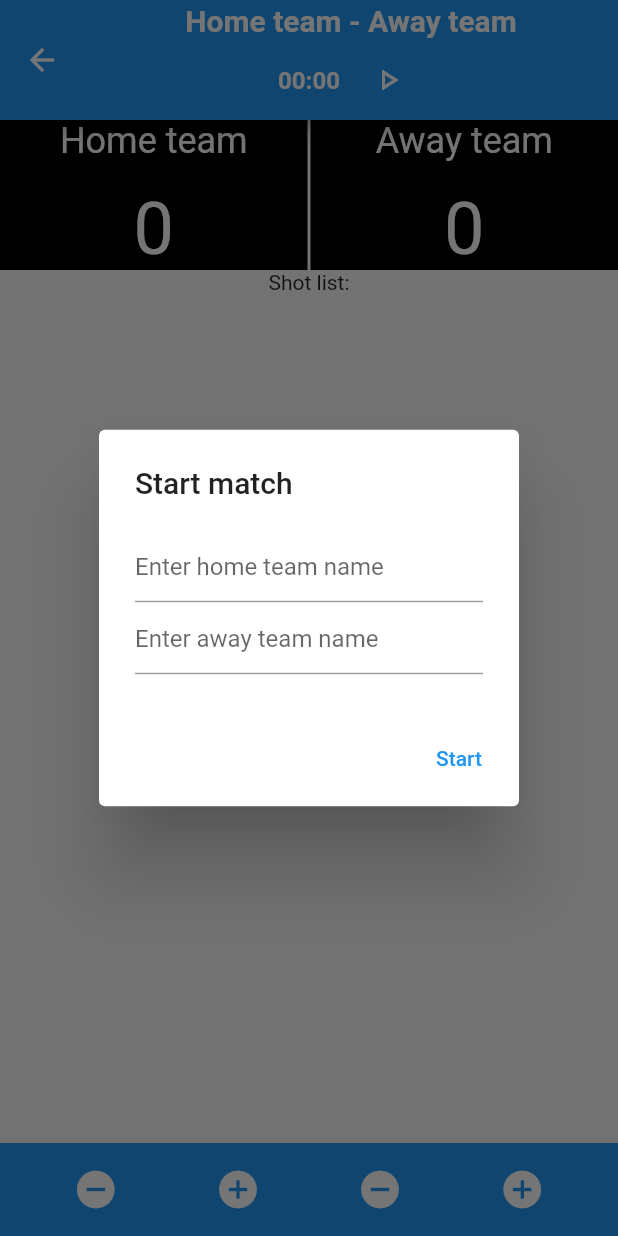
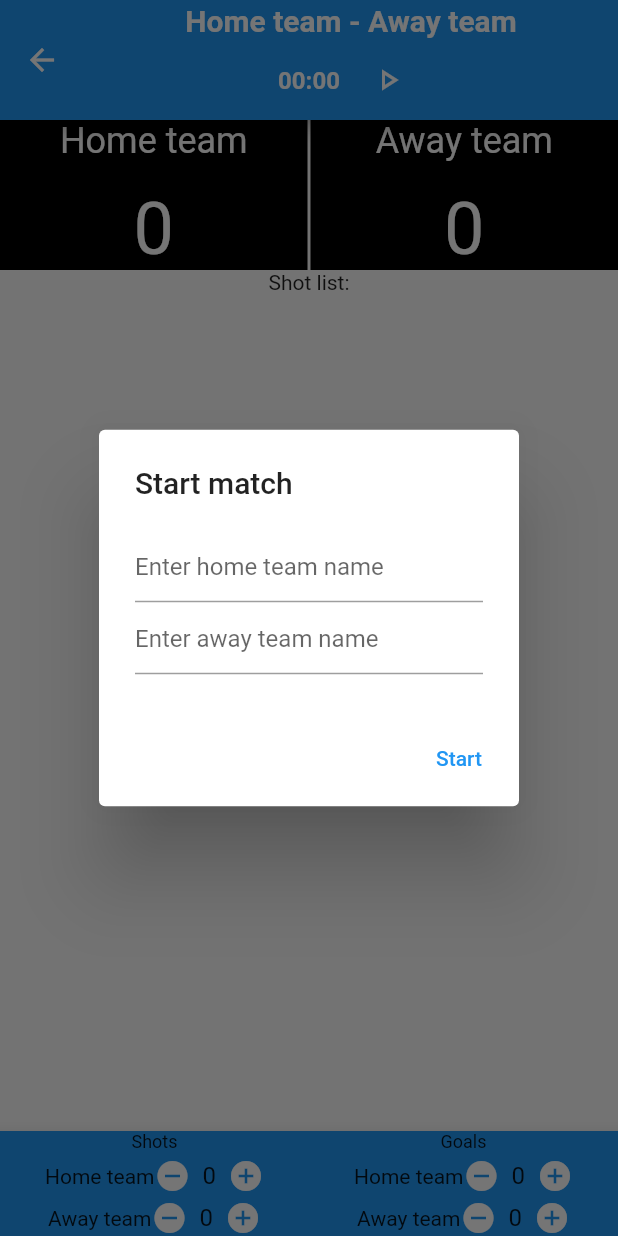
Before and after one commit to AHertin/Shot-Stat, a Flutter app: the MatchPage screen opened directly, on a phone screen of 412 x 824 dp. Run offline on Flutter 3.47's test engine with Material 2 defaults, Android fonts, the phone set to English and light mode, and no system bars.

Commit message:
Goal counter adds to shots

```diff
--- a/lib/match_page.dart
+++ b/lib/match_page.dart
@@ -15,7 +15,10 @@ class _MatchPageState extends State<MatchPage> {
 
   int _homeShotsCounter = 0;
   int _awayShotsCounter = 0;
+  int _homeGoalsCounter = 0;
+  int _awayGoalsCounter = 0;
   final List<Map<String, dynamic>> _shotList = [];
+  final List<Map<String, dynamic>> _goalList = [];
 
   bool _matchStarted = false;
   int _timeInSeconds = 0;
@@ -31,14 +34,22 @@ class _MatchPageState extends State<MatchPage> {
   void _incrementHomeShotCounter() {
     setState(() {
       _homeShotsCounter++;
-      _shotList.add({'team': _homeTeam, 'time': _formatTime(_timeInSeconds), 'shot': _homeShotsCounter});
+      _shotList.add({
+        'team': _homeTeam,
+        'time': _formatTime(_timeInSeconds),
+        'shot': _homeShotsCounter
+      });
     });
   }
 
   void _incrementAwayShotCounter() {
     setState(() {
       _awayShotsCounter++;
-      _shotList.add({'team': _awayTeam, 'time': _formatTime(_timeInSeconds), 'shot': _awayShotsCounter});
+      _shotList.add({
+        'team': _awayTeam,
+        'time': _formatTime(_timeInSeconds),
+        'shot': _awayShotsCounter
+      });
     });
   }
 
@@ -53,6 +64,50 @@ class _MatchPageState extends State<MatchPage> {
   void _decrementAwayShotCounter() {
     if (_awayShotsCounter > 0) {
       setState(() {
+        _awayShotsCounter--;
+      });
+    }
+  }
+
+  void _incrementHomeGoalCounter() {
+    setState(() {
+      _homeGoalsCounter++;
+      _homeShotsCounter++;
+      _goalList.add({
+        'team': _homeTeam,
+        'time': _formatTime(_timeInSeconds),
+        'shot': _homeShotsCounter,
+        'goal': _homeGoalsCounter
+      });
+    });
+  }
+
+  void _incrementAwayGoalCounter() {
+    setState(() {
+      _awayGoalsCounter++;
+      _awayShotsCounter++;
+      _goalList.add({
+        'team': _awayTeam,
+        'time': _formatTime(_timeInSeconds),
+        'shot': _awayShotsCounter,
+        'goal': _awayGoalsCounter
+      });
+    });
+  }
+
+  void _decrementHomeGoalCounter() {
+    if (_homeGoalsCounter > 0) {
+      setState(() {
+        _homeGoalsCounter--;
+        _homeShotsCounter--;
+      });
+    }
+  }
+
+  void _decrementAwayGoalCounter() {
+    if (_awayGoalsCounter > 0) {
+      setState(() {
+        _awayGoalsCounter--;
         _awayShotsCounter--;
       });
     }
@@ -171,58 +226,137 @@ class _MatchPageState extends State<MatchPage> {
       bottomNavigationBar: BottomAppBar(
         color: Colors.blue,
         child: Row(
-          mainAxisAlignment: MainAxisAlignment.spaceBetween,
+          mainAxisAlignment: MainAxisAlignment.spaceAround,
           children: [
-            Expanded(
-              child: Row(
-                mainAxisAlignment: MainAxisAlignment.spaceEvenly,
-                children: [
-                  InkWell(
-                    onTap: _decrementHomeShotCounter,
-                    child: const Padding(
-                      padding: EdgeInsets.all(16.0),
-                      child: Icon(
+            Column(
+              mainAxisSize: MainAxisSize.min,
+              children: [
+                const Text(
+                  'Shots',
+                  style: TextStyle(fontSize: 12),
+                ),
+                const SizedBox(height: 4),
+                Row(
+                  children: [
+                    Text(_homeTeam),
+                    InkWell(
+                      onTap: _decrementHomeShotCounter,
+                      child: const Icon(
                         Icons.remove_circle,
                         color: Colors.white,
-                        size: 30.0,
+                        size: 24.0,
                       ),
                     ),
-                  ),
-                  InkWell(
-                    onTap: _incrementHomeShotCounter,
-                    child: const Padding(
-                      padding: EdgeInsets.all(16.0),
-                      child: Icon(
+                    const SizedBox(width: 8),
+                    Text(
+                      _homeShotsCounter.toString(),
+                      style: const TextStyle(fontSize: 16),
+                    ),
+                    const SizedBox(width: 8),
+                    InkWell(
+                      onTap: _incrementHomeShotCounter,
+                      child: const Icon(
                         Icons.add_circle,
                         color: Colors.white,
-                        size: 30.0,
+                        size: 24.0,
                       ),
                     ),
-                  ),
-                  InkWell(
-                    onTap: _decrementAwayShotCounter,
-                    child: const Padding(
-                      padding: EdgeInsets.all(16.0),
-                      child: Icon(
+                  ],
+                ),
+                const SizedBox(height: 4),
+                Row(
+                  children: [
+                    Text(_awayTeam),
+                    InkWell(
+                      onTap: _decrementAwayShotCounter,
+                      child: const Icon(
                         Icons.remove_circle,
                         color: Colors.white,
-                        size: 30.0,
+                        size: 24.0,
                       ),
                     ),
-                  ),
-                  InkWell(
-                    onTap: _incrementAwayShotCounter,
-                    child: const Padding(
-                      padding: EdgeInsets.all(16.0),
-                      child: Icon(
+                    const SizedBox(width: 8),
+                    Text(
+                      _awayShotsCounter.toString(),
+                      style: const TextStyle(fontSize: 16),
+                    ),
+                    const SizedBox(width: 8),
+                    InkWell(
+                      onTap: _incrementAwayShotCounter,
+                      child: const Icon(
                         Icons.add_circle,
                         color: Colors.white,
-                        size: 30.0,
+                        size: 24.0,
                       ),
                     ),
-                  ),
-                ],
-              ),
+                  ],
+                ),
+              ],
+            ),
+            Column(
+              mainAxisSize: MainAxisSize.min,
+              children: [
+                const Text(
+                  'Goals',
+                  style: TextStyle(fontSize: 12),
+                ),
+                const SizedBox(height: 4),
+                Row(
+                  children: [
+                    Text(_homeTeam),
+                    InkWell(
+                      onTap: _decrementHomeGoalCounter,
+                      child: const Icon(
+                        Icons.remove_circle,
+                        color: Colors.white,
+                        size: 24.0,
+                      ),
+                    ),
+                    const SizedBox(width: 8),
+                    Text(
+                      _homeGoalsCounter.toString(),
+                      style: const TextStyle(fontSize: 16),
+                    ),
+                    const SizedBox(width: 8),
+                    InkWell(
+                      onTap: _incrementHomeGoalCounter,
+                      child: const Icon(
+                        Icons.add_circle,
+                        color: Colors.white,
+                        size: 24.0,
+                      ),
+                    ),
+                  ],
+                ),
+                const SizedBox(height: 4),
+                Row(
+                  children: [
+                    Text(_awayTeam),
+                    InkWell(
+                      onTap: _decrementAwayGoalCounter,
+                      child: const Icon(
+                        Icons.remove_circle,
+                        color: Colors.white,
+                        size: 24.0,
+                      ),
+                    ),
+                    const SizedBox(width: 8),
+                    Text(
+                      _awayGoalsCounter.toString(),
+                      style: const TextStyle(fontSize: 16),
+                    ),
+                    const SizedBox(width: 8),
+                    InkWell(
+                      onTap: _incrementAwayGoalCounter,
+                      child: const Icon(
+                        Icons.add_circle,
+                        color: Colors.white,
+                        size: 24.0,
+                      ),
+                    ),
+                  ],
+                ),
+              ],
             ),
           ],
         ),
@@ -298,8 +432,8 @@ class _MatchPageState extends State<MatchPage> {
                 final shot = _shotList[index];
                 return ListTile(
                   title: Text('Shot ${index + 1}'),
-                  subtitle:
-                      Text('Team: ${shot['team']}, Time: ${shot['time']}, Shot number: ${shot['shot']}'),
+                  subtitle: Text(
+                      'Team: ${shot['team']}, Time: ${shot['time']}, Shot number: ${shot['shot']}'),
                 );
               },
             ),
```
